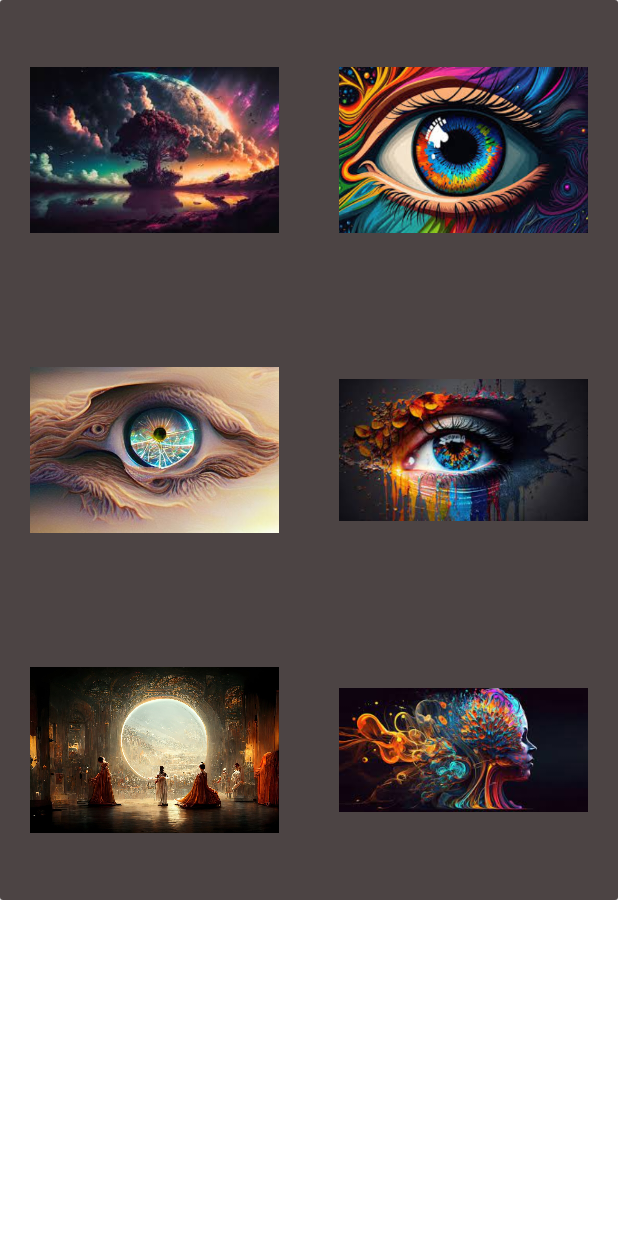
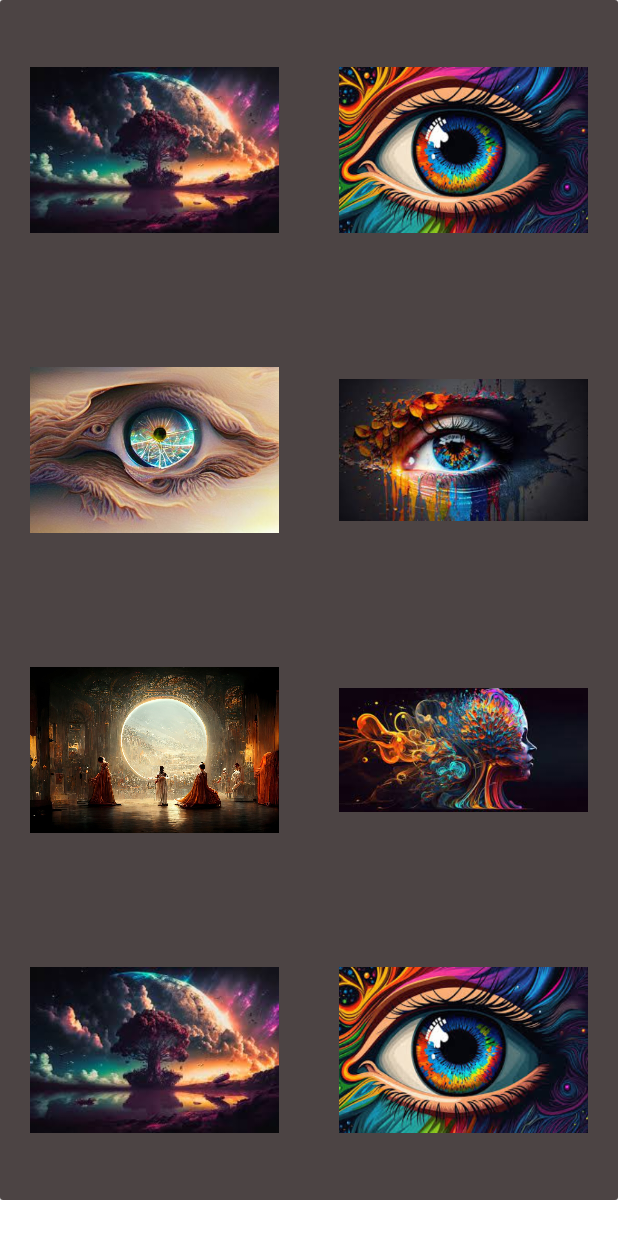
Before and after one commit to UmerTayyeb/Text_To_Image, an Android app: the layout popup_layout.xml on its own in the app's theme, with its tools: preview values and no code run, on a phone screen of 412 x 824 dp. Run offline under Robolectric (Android 15) with nearby library versions, the phone set to English and light mode, and no system bars.

Commit message:
mode image listening

```diff
--- a/app/src/main/java/com/firstapp/myapplication/MainActivity.java
+++ b/app/src/main/java/com/firstapp/myapplication/MainActivity.java
@@ -54,7 +54,7 @@ public class MainActivity extends AppCompatActivity {
         setContentView(binding.getRoot());
 
         getSupportActionBar().hide();
-        findViewById(R.id.btn_getpro).setOnClickListener(new View.OnClickListener() {
+        findViewById(R.id.btn_getpro).setOnClickListener(new View.OnClickListener() {   //Login activity
             @Override
             public void onClick(View view) {
                 Intent intent = new Intent(MainActivity.this, LoginActivity.class);
@@ -62,7 +62,7 @@ public class MainActivity extends AppCompatActivity {
             }
         });
 
-        findViewById(R.id.mode).setOnClickListener(new View.OnClickListener() {
+        findViewById(R.id.mode).setOnClickListener(new View.OnClickListener() {     //mode selector menu
             @Override
             public void onClick(View view) {
                 BottomSheetFragment bottomSheetFragment = new BottomSheetFragment();
--- a/app/src/main/res/layout/popup_layout.xml
+++ b/app/src/main/res/layout/popup_layout.xml
@@ -37,12 +37,12 @@
                         android:orientation="horizontal">
 
                         <ImageView
-                            android:id="@+id/imageView3"
+                            android:id="@+id/cardimageView1"
                             style="@style/menu_image_style"
                             app:srcCompat="@drawable/img1" />
 
                         <ImageView
-                            android:id="@+id/imageView4"
+                            android:id="@+id/cardimageView2"
                             style="@style/menu_image_style"
                             app:srcCompat="@drawable/img2" />
                     </LinearLayout>
@@ -53,12 +53,12 @@
                         android:orientation="horizontal">
 
                         <ImageView
-                            android:id="@+id/imageView5"
+                            android:id="@+id/cardimageView3"
                             style="@style/menu_image_style"
                             app:srcCompat="@drawable/img3" />
 
                         <ImageView
-                            android:id="@+id/imageView6"
+                            android:id="@+id/cardimageView4"
                             style="@style/menu_image_style"
                             app:srcCompat="@drawable/img5" />
                     </LinearLayout>
@@ -69,14 +69,29 @@
                         android:orientation="horizontal">
 
                         <ImageView
-                            android:id="@+id/imageView7"
+                            android:id="@+id/cardimageView5"
                             style="@style/menu_image_style"
                             app:srcCompat="@drawable/img6" />
 
                         <ImageView
-                            android:id="@+id/imageView8"
+                            android:id="@+id/cardimageView6"
                             style="@style/menu_image_style"
                             app:srcCompat="@drawable/img7" />
+                    </LinearLayout>
+                    <LinearLayout
+                        android:layout_width="match_parent"
+                        android:layout_height="match_parent"
+                        android:orientation="horizontal">
+
+                        <ImageView
+                            android:id="@+id/cardimageView7"
+                            style="@style/menu_image_style"
+                            app:srcCompat="@drawable/img1" />
+
+                        <ImageView
+                            android:id="@+id/cardimageView8"
+                            style="@style/menu_image_style"
+                            app:srcCompat="@drawable/img2" />
                     </LinearLayout>
                 </LinearLayout>
 
```
Also changed, not shown: app/src/main/java/com/firstapp/myapplication/BottomSheetFragment.java (+75 -1 lines).
